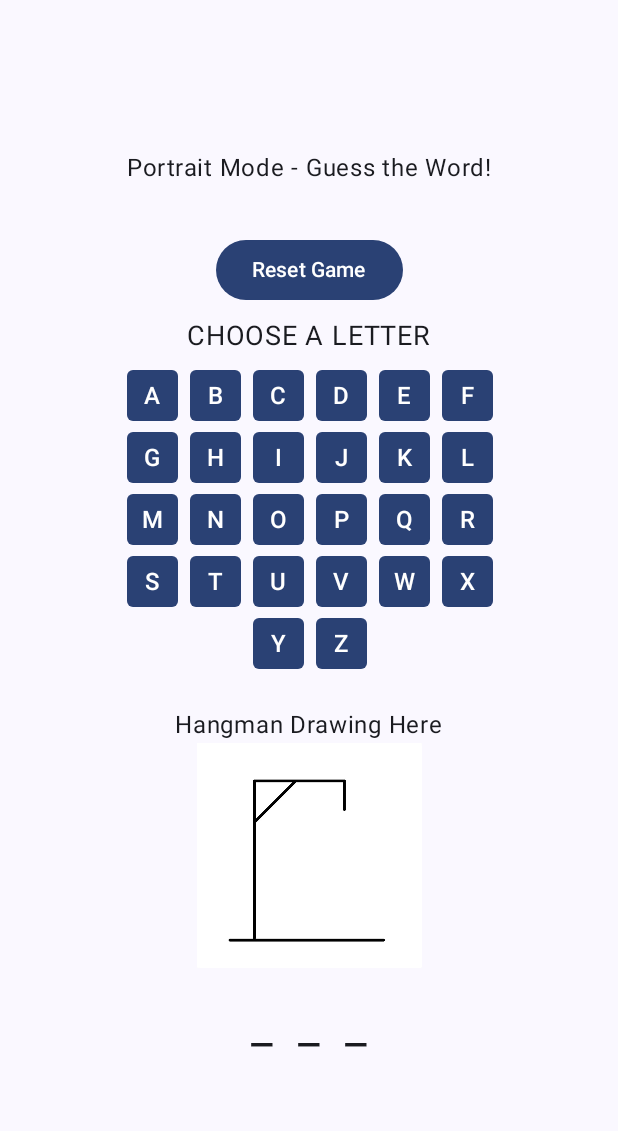
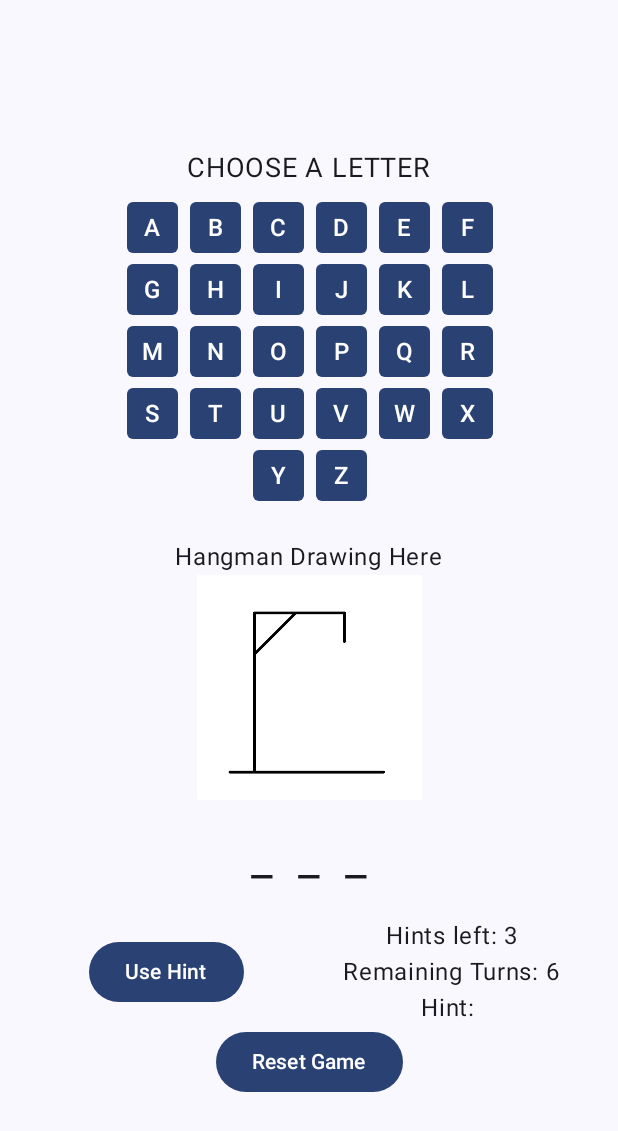
Before and after one commit to akemisai/AkemiSai-EdwardMarecos-HangmanGameApp, an Android app built with Jetpack Compose: the screen it shows after launch (MainActivity), on a phone screen of 412 x 824 dp. Shown: the top 1131 px of the screen. Run offline under Robolectric (Android 15) with nearby library versions, the phone set to English and light mode, and no system bars.

Commit message:
fixed more ui in portrait

```diff
--- a/app/src/main/java/com/example/hangmangame/MainActivity.kt
+++ b/app/src/main/java/com/example/hangmangame/MainActivity.kt
@@ -133,11 +133,6 @@ fun Hangman(modifier: Modifier = Modifier) {
             verticalArrangement = Arrangement.Center,
             horizontalAlignment = Alignment.CenterHorizontally
         ) {
-            Text(text = "Portrait Mode - Guess the Word!")
-            Spacer(modifier = Modifier.padding(16.dp))
-            Button(onClick = resetGame) {
-                Text(text = "Reset Game")
-            }
             Panel1(
                 remainingLetters = ('A'..'Z').toList(),
                 disabledLetters = disabledLetters,
@@ -149,6 +144,16 @@ fun Hangman(modifier: Modifier = Modifier) {
                 correctLetters = correctLetters,
                 disabledLetters = disabledLetters
             )
+            Panel2(
+                hintLeft = hintLeft,
+                remainingTurns = remainingTurns, // Keep this passed in Panel2
+                onHintClicked = onHintClicked,
+                hintMessage = hintMessage,
+                port = true
+            )
+            Button(onClick = resetGame) {
+                Text(text = "Reset Game")
+            }
         }
     } else {
         Row(
@@ -169,28 +174,28 @@ fun Hangman(modifier: Modifier = Modifier) {
                     hintLeft = hintLeft,
                     remainingTurns = remainingTurns, // Keep this passed in Panel2
                     onHintClicked = onHintClicked,
-                    hintMessage = hintMessage
+                    hintMessage = hintMessage,
+                    port = false
                 )
             }
             Column(
                 modifier = Modifier.weight(1f),
                 horizontalAlignment = Alignment.CenterHorizontally,
             ) {
-                Spacer(modifier = Modifier.width(16.dp)) // Space between panels
                 Panel3(
                     remainingTurns = remainingTurns,
                     currentWord = currentWord,
                     correctLetters = correctLetters,
                     disabledLetters = disabledLetters
                 )
+                Spacer(modifier = Modifier.width(16.dp))
+                Button(onClick = resetGame) {
+                    Text(text = "Reset Game")
                 }
             }
         }
     }
-
-//private operator fun Any.getValue(nothing: Nothing?, property: KProperty<*>): Any {
-//    TODO("Not yet implemented")
-//}
+}
 
 @Composable
 fun Panel1(
@@ -285,8 +290,34 @@ fun Panel2(
     hintLeft: Int,
     remainingTurns: Int,
     onHintClicked: () -> Unit,
-    hintMessage: String
+    hintMessage: String,
+    port: Boolean
 ) {
+    if (port) {
+        Row (
+            modifier = Modifier.fillMaxWidth(),
+            horizontalArrangement = Arrangement.SpaceBetween,
+            verticalAlignment = Alignment.CenterVertically
+        ) {
+
+            Column(
+                horizontalAlignment = Alignment.CenterHorizontally,
+                modifier = Modifier.weight(1f)
+            ) {
+                Button(onClick = onHintClicked) {
+                    Text(text = "Use Hint")
+                }
+            }
+            Column(
+                horizontalAlignment = Alignment.CenterHorizontally,
+                modifier = Modifier.weight(1f)
+            ) {
+                Text(text = "Hints left: $hintLeft", fontSize = 16.sp)
+                Text(text = "Remaining Turns: $remainingTurns", fontSize = 16.sp)  // Display remainingTurns
+                Text(text = "Hint: $hintMessage", fontSize = 16.sp)
+            }
+        }
+    } else {
         Row (
             modifier = Modifier.fillMaxWidth(),
             horizontalArrangement = Arrangement.SpaceBetween,
@@ -312,6 +343,7 @@ fun Panel2(
                 modifier = Modifier.weight(1.5f)
             ) {
                 Text(text = "Hint: $hintMessage", fontSize = 16.sp)
+            }
         }
     }
 }
@@ -381,18 +413,18 @@ fun HangmanPreview() {
     }
 }
 
-//@Preview(
-//    showSystemUi = true,
-//    showBackground = true,
-//    device = "spec:width=411dp,height=891dp,dpi=420, isRound=false,chinSize=0dp,orientation=portrait"
-//)
-//@Composable
-//fun HangmanPreviewPortrait() {
-//    HangmanGameTheme {
-//        Scaffold(modifier = Modifier.fillMaxSize()) { innerPadding ->
-//            Hangman(
-//                modifier = Modifier.padding(innerPadding)
-//            )
-//        }
-//    }
-//}
+@Preview(
+    showSystemUi = true,
+    showBackground = true,
+    device = "spec:width=411dp,height=891dp,dpi=420, isRound=false,chinSize=0dp,orientation=portrait"
+)
+@Composable
+fun HangmanPreviewPortrait() {
+    HangmanGameTheme {
+        Scaffold(modifier = Modifier.fillMaxSize()) { innerPadding ->
+            Hangman(
+                modifier = Modifier.padding(innerPadding)
+            )
+        }
+    }
+}
```
Lines whose indentation alone changed are shown as unchanged.
